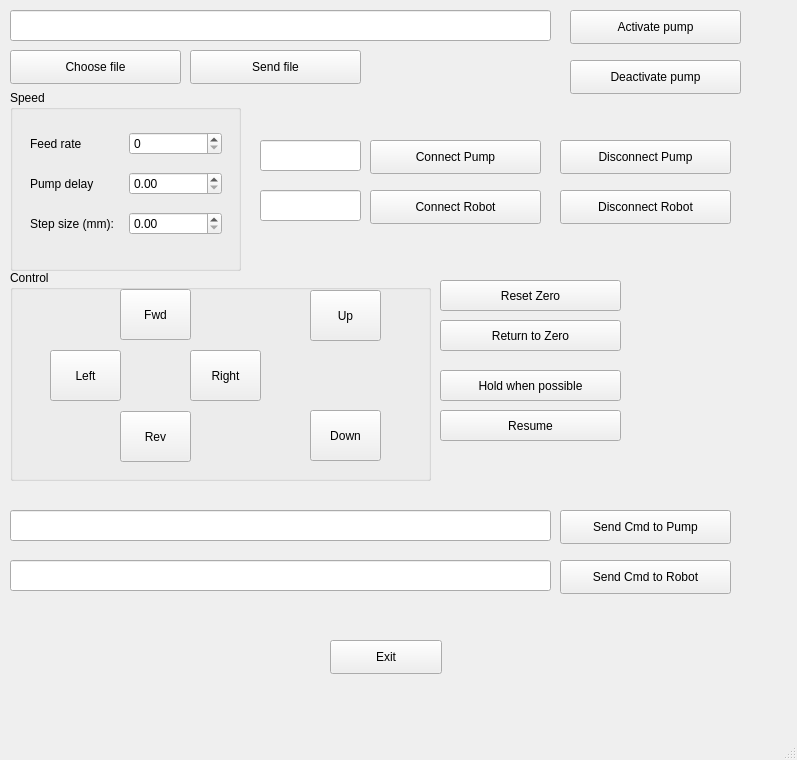
This is MainWindow.ui in teodecarvalho/PythonRobot as Qt 5 draws it before an edit. The edited form follows.
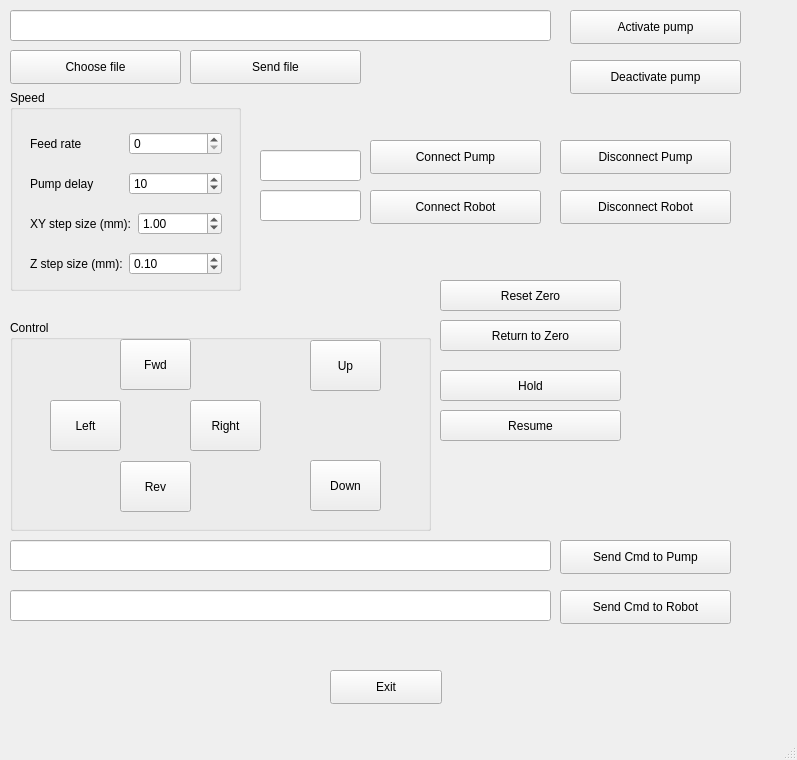
This is the edited form.

Diff of the .ui file:
```diff
--- a/MainWindow.ui
+++ b/MainWindow.ui
@@ -18,7 +18,7 @@
     <property name="geometry">
      <rect>
       <x>330</x>
-      <y>640</y>
+      <y>670</y>
       <width>112</width>
       <height>34</height>
      </rect>
@@ -50,7 +50,7 @@
      </rect>
     </property>
     <property name="text">
-     <string>Hold when possible</string>
+     <string>Hold</string>
     </property>
    </widget>
    <widget class="QGroupBox" name="groupBox">
@@ -59,7 +59,7 @@
       <x>10</x>
       <y>90</y>
       <width>231</width>
-      <height>181</height>
+      <height>201</height>
      </rect>
     </property>
     <property name="title">
@@ -105,11 +105,21 @@
        </widget>
       </item>
       <item>
-       <widget class="QDoubleSpinBox" name="PumpDelay"/>
+       <widget class="QSpinBox" name="PumpDelay">
+        <property name="minimum">
+         <number>1</number>
+        </property>
+        <property name="maximum">
+         <number>50</number>
+        </property>
+        <property name="value">
+         <number>10</number>
+        </property>
+       </widget>
       </item>
      </layout>
     </widget>
-    <widget class="QWidget" name="">
+    <widget class="QWidget" name="layoutWidget">
      <property name="geometry">
       <rect>
        <x>20</x>
@@ -122,12 +132,48 @@
       <item>
        <widget class="QLabel" name="label">
         <property name="text">
-         <string>Step size (mm):</string>
+         <string>XY step size (mm):</string>
         </property>
        </widget>
       </item>
       <item>
-       <widget class="QDoubleSpinBox" name="StepSize"/>
+       <widget class="QDoubleSpinBox" name="XYStepSize">
+        <property name="singleStep">
+         <double>0.010000000000000</double>
+        </property>
+        <property name="value">
+         <double>1.000000000000000</double>
+        </property>
+       </widget>
+      </item>
+     </layout>
+    </widget>
+    <widget class="QWidget" name="layoutWidget_3">
+     <property name="geometry">
+      <rect>
+       <x>20</x>
+       <y>160</y>
+       <width>192</width>
+       <height>27</height>
+      </rect>
+     </property>
+     <layout class="QHBoxLayout" name="horizontalLayout_4">
+      <item>
+       <widget class="QLabel" name="label_4">
+        <property name="text">
+         <string>Z step size (mm):</string>
+        </property>
+       </widget>
+      </item>
+      <item>
+       <widget class="QDoubleSpinBox" name="ZStepSize">
+        <property name="singleStep">
+         <double>0.010000000000000</double>
+        </property>
+        <property name="value">
+         <double>0.100000000000000</double>
+        </property>
+       </widget>
       </item>
      </layout>
     </widget>
@@ -136,7 +182,7 @@
     <property name="geometry">
      <rect>
       <x>10</x>
-      <y>270</y>
+      <y>320</y>
       <width>421</width>
       <height>211</height>
      </rect>
@@ -356,7 +402,7 @@
     <property name="geometry">
      <rect>
       <x>260</x>
-      <y>140</y>
+      <y>150</y>
       <width>101</width>
       <height>31</height>
      </rect>
@@ -392,7 +438,7 @@
     <property name="geometry">
      <rect>
       <x>10</x>
-      <y>510</y>
+      <y>540</y>
       <width>541</width>
       <height>31</height>
      </rect>
@@ -402,7 +448,7 @@
     <property name="geometry">
      <rect>
       <x>560</x>
-      <y>510</y>
+      <y>540</y>
       <width>171</width>
       <height>34</height>
      </rect>
@@ -415,7 +461,7 @@
     <property name="geometry">
      <rect>
       <x>560</x>
-      <y>560</y>
+      <y>590</y>
       <width>171</width>
       <height>34</height>
      </rect>
@@ -428,7 +474,7 @@
     <property name="geometry">
      <rect>
       <x>10</x>
-      <y>560</y>
+      <y>590</y>
       <width>541</width>
       <height>31</height>
      </rect>
```
Left out of the diff: 2 changed lines with no effect on the pictures.
